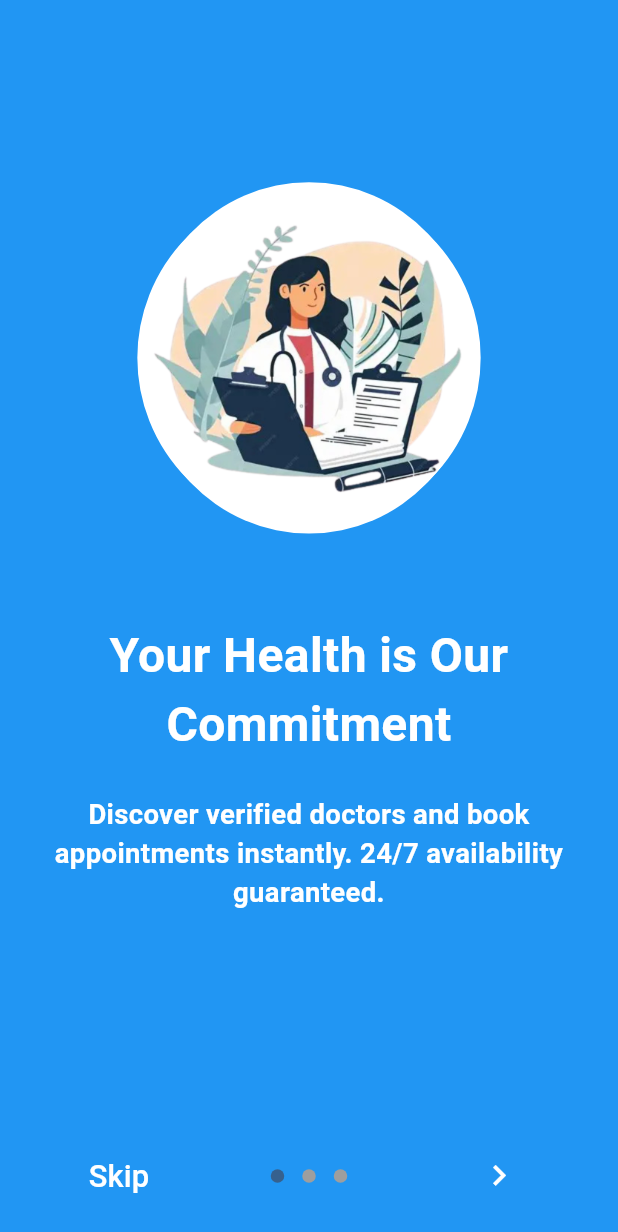
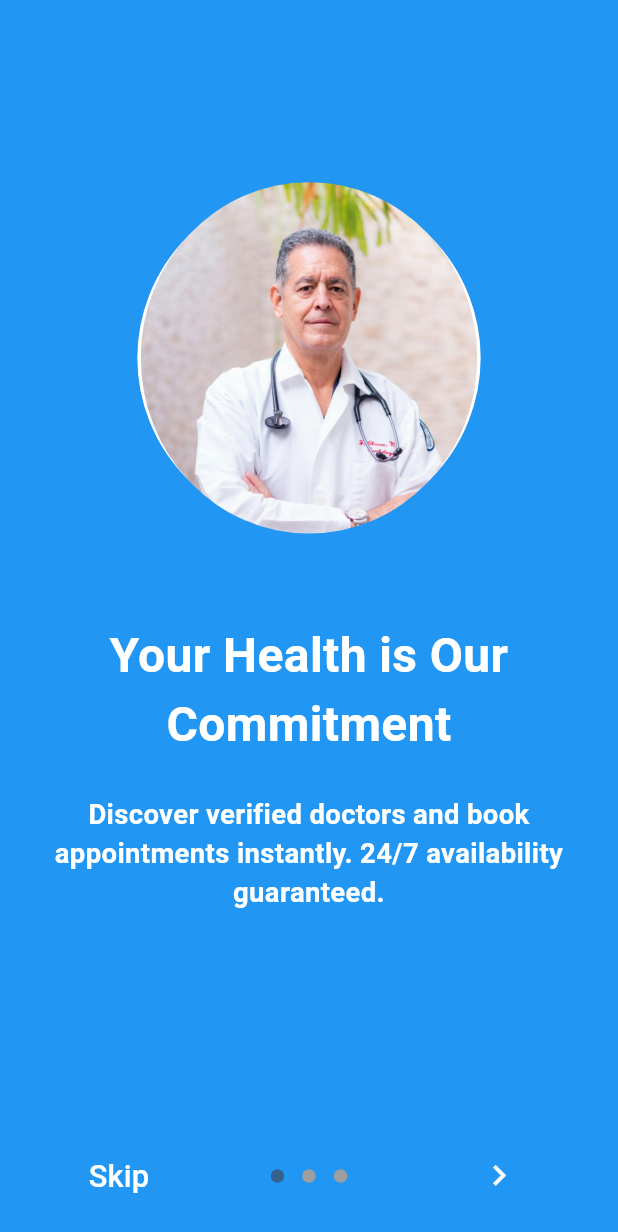
Before and after one commit to maazbaloch-cell/Online-Clinic, a Flutter app: the screen it shows after launch, on a phone screen of 412 x 824 dp. Shown: the top 1232 px of the screen. Run offline on Flutter 3.47's test engine with Material 3 defaults, Android fonts, the phone set to English and light mode, and no system bars; drawn by our look-alikes of introduction_screen; our stand-ins replace date_field, dropdown_textfield, flutter_dotenv, flutter_otp_text_field, flutter_screenutil, go_router and 4 more; missing offline and left inert: agora_rtc_engine; accounts and stored records are empty.

Commit message:
fixed images path

```diff
--- a/lib/Introduction_screen.dart
+++ b/lib/Introduction_screen.dart
@@ -27,7 +27,7 @@ class IntroScreenDemo extends StatelessWidget {
               ),
               child: ClipOval(
                 child: Image.asset(
-                  'assets/doctor.png',
+                  'assets/Doctor.jpg',
                   fit: BoxFit.cover,
                   errorBuilder: (context, error, stackTrace) => Icon(Icons.person, size: 100.sp, color: Colors.blue),
                 ),
```
